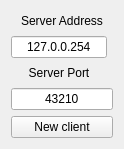
Before: the Qt Designer form 11-TestsDetecterLecteurs/ClientTcpSimple/mainwindow.ui in BriceJamin/BriceJamin-ProjetSuPer, drawn with Qt 5.
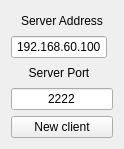
After: the same form once the commit is applied.

```diff
--- a/11-TestsDetecterLecteurs/ClientTcpSimple/mainwindow.ui
+++ b/11-TestsDetecterLecteurs/ClientTcpSimple/mainwindow.ui
@@ -28,7 +28,7 @@
     <item row="5" column="0" colspan="2">
      <widget class="QLineEdit" name="serverPortLineEdit">
       <property name="text">
-       <string>43210</string>
+       <string>2222</string>
       </property>
       <property name="alignment">
        <set>Qt::AlignCenter</set>
@@ -45,7 +45,7 @@
     <item row="1" column="0">
      <widget class="QLineEdit" name="serverAddressLineEdit">
       <property name="text">
-       <string>127.0.0.254</string>
+       <string>192.168.60.100</string>
       </property>
       <property name="alignment">
        <set>Qt::AlignCenter</set>
```
